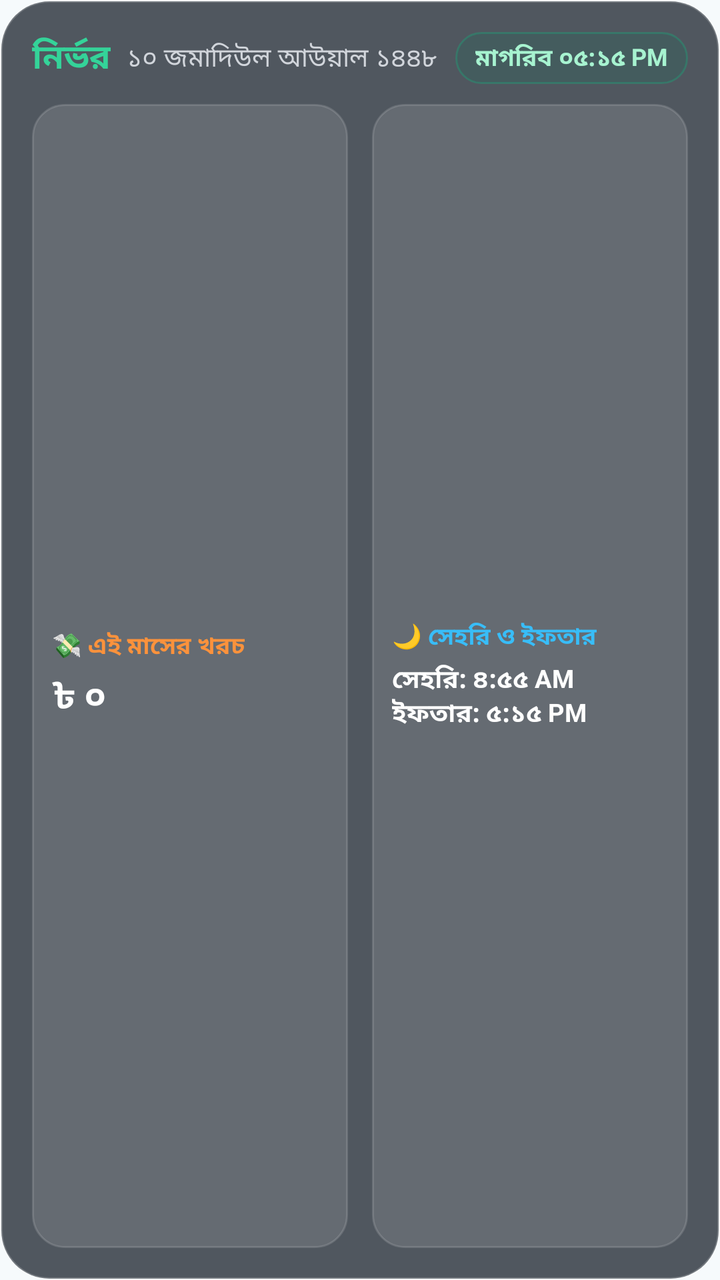
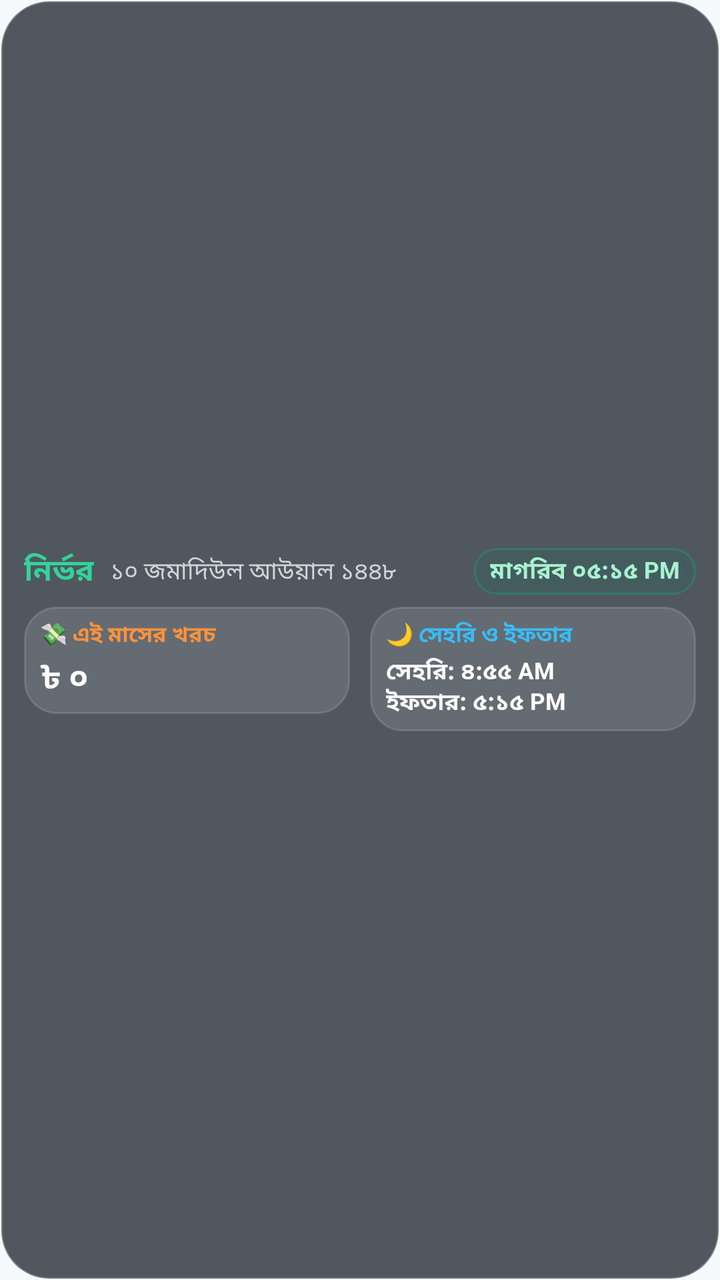

Two renders of the same Android screen: before a commit and after it. Below are the layout's source before the change and the commit's diff.
<!-- AndroidManifest.xml: application theme Theme.Nirvor -->
<!-- res/layout/widget_nirvor_transparent.xml -->
<?xml version="1.0" encoding="utf-8"?>
<LinearLayout xmlns:android="http://schemas.android.com/apk/res/android"
    android:id="@+id/widget_root"
    android:layout_width="match_parent"
    android:layout_height="match_parent"
    android:background="@drawable/bg_widget_glass"
    android:orientation="vertical"
    android:padding="16dp">

    
    <LinearLayout
        android:layout_width="match_parent"
        android:layout_height="wrap_content"
        android:gravity="center_vertical"
        android:orientation="horizontal">

        <TextView
            android:id="@+id/widget_app_name"
            android:layout_width="wrap_content"
            android:layout_height="wrap_content"
            android:text="নির্ভর"
            android:textColor="#34D399"
            android:textSize="17sp"
            android:textStyle="bold" />

        <TextView
            android:id="@+id/widget_hijri_date"
            android:layout_width="0dp"
            android:layout_height="wrap_content"
            android:layout_marginStart="8dp"
            android:layout_weight="1"
            android:ellipsize="end"
            android:maxLines="1"
            android:text="১০ জমাদিউল আউয়াল ১৪৪৮"
            android:textColor="#D1D5DB"
            android:textSize="13sp" />

        <TextView
            android:id="@+id/widget_next_prayer_badge"
            android:layout_width="wrap_content"
            android:layout_height="wrap_content"
            android:background="@drawable/bg_widget_emerald"
            android:paddingHorizontal="10dp"
            android:paddingVertical="4dp"
            android:text="মাগরিব ০৫:১৫ PM"
            android:textColor="#A7F3D0"
            android:textSize="12sp"
            android:textStyle="bold" />
    </LinearLayout>

    
    <LinearLayout
        android:layout_width="match_parent"
        android:layout_height="0dp"
        android:layout_marginTop="10dp"
        android:layout_weight="1"
        android:baselineAligned="false"
        android:orientation="horizontal">

        
        <LinearLayout
            android:id="@+id/widget_expense_layout"
            android:layout_width="0dp"
            android:layout_height="match_parent"
            android:layout_marginEnd="6dp"
            android:layout_weight="1"
            android:background="@drawable/bg_widget_chip"
            android:gravity="center_vertical"
            android:orientation="vertical"
            android:padding="10dp">

            <TextView
                android:id="@+id/widget_expense_label"
                android:layout_width="wrap_content"
                android:layout_height="wrap_content"
                android:text="💸 এই মাসের খরচ"
                android:textColor="#FB923C"
                android:textSize="12sp"
                android:textStyle="bold" />

            <TextView
                android:id="@+id/widget_expense_amount"
                android:layout_width="wrap_content"
                android:layout_height="wrap_content"
                android:layout_marginTop="3dp"
                android:ellipsize="end"
                android:maxLines="1"
                android:text="৳ ০"
                android:textColor="#FFFFFF"
                android:textSize="18sp"
                android:textStyle="bold" />
        </LinearLayout>

        
        <LinearLayout
            android:id="@+id/widget_islamic_layout"
            android:layout_width="0dp"
            android:layout_height="match_parent"
            android:layout_marginStart="6dp"
            android:layout_weight="1"
            android:background="@drawable/bg_widget_chip"
            android:gravity="center_vertical"
            android:orientation="vertical"
            android:padding="10dp">

            <TextView
                android:id="@+id/widget_ramadan_label"
                android:layout_width="wrap_content"
                android:layout_height="wrap_content"
                android:text="🌙 সেহরি ও ইফতার"
                android:textColor="#38BDF8"
                android:textSize="12sp"
                android:textStyle="bold" />

            <TextView
                android:id="@+id/widget_sehri_iftar_times"
                android:layout_width="wrap_content"
                android:layout_height="wrap_content"
                android:layout_marginTop="3dp"
                android:ellipsize="end"
                android:maxLines="2"
                android:text="সেহরি: ৪:৫৫ AM\nইফতার: ৫:১৫ PM"
                android:textColor="#FFFFFF"
                android:textSize="12.5sp"
                android:textStyle="bold" />
        </LinearLayout>
    </LinearLayout>
</LinearLayout>
<!-- resources referenced by this layout -->
<resources>
  <!-- drawable bg_widget_chip (drawable) -->
  <?xml version="1.0" encoding="utf-8"?>
  <shape xmlns:android="http://schemas.android.com/apk/res/android">
      <solid android:color="#1FFFFFFF" />
      <stroke android:width="1dp" android:color="#24FFFFFF" />
      <corners android:radius="16dp" />
  </shape>
  <!-- drawable bg_widget_emerald (drawable) -->
  <?xml version="1.0" encoding="utf-8"?>
  <shape xmlns:android="http://schemas.android.com/apk/res/android">
      <solid android:color="#26047857" />
      <stroke android:width="1dp" android:color="#4D10B981" />
      <corners android:radius="16dp" />
  </shape>
  <!-- drawable bg_widget_glass (drawable) -->
  <?xml version="1.0" encoding="utf-8"?>
  <shape xmlns:android="http://schemas.android.com/apk/res/android">
      <solid android:color="#B8111923" />
      <stroke android:width="1.2dp" android:color="#33FFFFFF" />
      <corners android:radius="24dp" />
  </shape>
  <style name="Theme.Nirvor" parent="android:Theme.Material.Light.NoActionBar">
          <item name="android:windowBackground">@color/sheet</item>
          <item name="android:statusBarColor">@android:color/transparent</item>
          <item name="android:navigationBarColor">@android:color/transparent</item>
          <item name="android:windowLightStatusBar">true</item>
          <item name="android:hardwareAccelerated">true</item>
          <item name="android:windowEnableSplitTouch">true</item>
      </style>
  <color name="sheet">#FFF6FAFC</color>
</resources>

<!-- the commit's change to res/layout/widget_nirvor_transparent.xml (unified diff, before → after) -->
@@ -4,8 +4,10 @@
     android:layout_width="match_parent"
     android:layout_height="match_parent"
     android:background="@drawable/bg_widget_glass"
+    android:gravity="center_vertical"
     android:orientation="vertical"
-    android:padding="16dp">
+    android:paddingHorizontal="12dp"
+    android:paddingVertical="6dp">
 
     
     <LinearLayout
@@ -20,7 +22,7 @@
             android:layout_height="wrap_content"
             android:text="নির্ভর"
             android:textColor="#34D399"
-            android:textSize="17sp"
+            android:textSize="15sp"
             android:textStyle="bold" />
 
         <TextView
@@ -33,27 +35,26 @@
             android:maxLines="1"
             android:text="১০ জমাদিউল আউয়াল ১৪৪৮"
             android:textColor="#D1D5DB"
-            android:textSize="13sp" />
+            android:textSize="12sp" />
 
         <TextView
             android:id="@+id/widget_next_prayer_badge"
             android:layout_width="wrap_content"
             android:layout_height="wrap_content"
             android:background="@drawable/bg_widget_emerald"
-            android:paddingHorizontal="10dp"
-            android:paddingVertical="4dp"
+            android:paddingHorizontal="8dp"
+            android:paddingVertical="3dp"
             android:text="মাগরিব ০৫:১৫ PM"
             android:textColor="#A7F3D0"
-            android:textSize="12sp"
+            android:textSize="11.5sp"
             android:textStyle="bold" />
     </LinearLayout>
 
     
     <LinearLayout
         android:layout_width="match_parent"
-        android:layout_height="0dp"
-        android:layout_marginTop="10dp"
-        android:layout_weight="1"
+        android:layout_height="wrap_content"
+        android:layout_marginTop="6dp"
         android:baselineAligned="false"
         android:orientation="horizontal">
 
@@ -61,13 +62,14 @@
         <LinearLayout
             android:id="@+id/widget_expense_layout"
             android:layout_width="0dp"
-            android:layout_height="match_parent"
-            android:layout_marginEnd="6dp"
+            android:layout_height="wrap_content"
+            android:layout_marginEnd="5dp"
             android:layout_weight="1"
             android:background="@drawable/bg_widget_chip"
             android:gravity="center_vertical"
             android:orientation="vertical"
-            android:padding="10dp">
+            android:paddingHorizontal="8dp"
+            android:paddingVertical="6dp">
 
             <TextView
                 android:id="@+id/widget_expense_label"
@@ -75,19 +77,19 @@
                 android:layout_height="wrap_content"
                 android:text="💸 এই মাসের খরচ"
                 android:textColor="#FB923C"
-                android:textSize="12sp"
+                android:textSize="11sp"
                 android:textStyle="bold" />
 
             <TextView
                 android:id="@+id/widget_expense_amount"
                 android:layout_width="wrap_content"
                 android:layout_height="wrap_content"
-                android:layout_marginTop="3dp"
+                android:layout_marginTop="2dp"
                 android:ellipsize="end"
                 android:maxLines="1"
                 android:text="৳ ০"
                 android:textColor="#FFFFFF"
-                android:textSize="18sp"
+                android:textSize="16sp"
                 android:textStyle="bold" />
         </LinearLayout>
 
@@ -95,13 +97,14 @@
         <LinearLayout
             android:id="@+id/widget_islamic_layout"
             android:layout_width="0dp"
-            android:layout_height="match_parent"
-            android:layout_marginStart="6dp"
+            android:layout_height="wrap_content"
+            android:layout_marginStart="5dp"
             android:layout_weight="1"
             android:background="@drawable/bg_widget_chip"
             android:gravity="center_vertical"
             android:orientation="vertical"
-            android:padding="10dp">
+            android:paddingHorizontal="8dp"
+            android:paddingVertical="6dp">
 
             <TextView
                 android:id="@+id/widget_ramadan_label"
@@ -109,19 +112,19 @@
                 android:layout_height="wrap_content"
                 android:text="🌙 সেহরি ও ইফতার"
                 android:textColor="#38BDF8"
-                android:textSize="12sp"
+                android:textSize="11sp"
                 android:textStyle="bold" />
 
             <TextView
                 android:id="@+id/widget_sehri_iftar_times"
                 android:layout_width="wrap_content"
                 android:layout_height="wrap_content"
-                android:layout_marginTop="3dp"
+                android:layout_marginTop="2dp"
                 android:ellipsize="end"
                 android:maxLines="2"
                 android:text="সেহরি: ৪:৫৫ AM\nইফতার: ৫:১৫ PM"
                 android:textColor="#FFFFFF"
-                android:textSize="12.5sp"
+                android:textSize="11.5sp"
                 android:textStyle="bold" />
         </LinearLayout>
     </LinearLayout>
